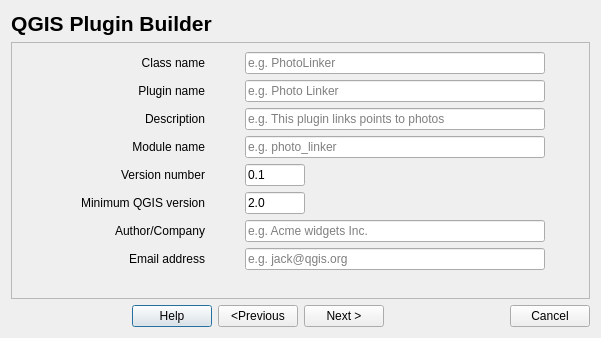
The window that plugin_builder_dialog_base.ui (g-sherman/Qgis-Plugin-Builder) describes before a commit, drawn with Qt 5.
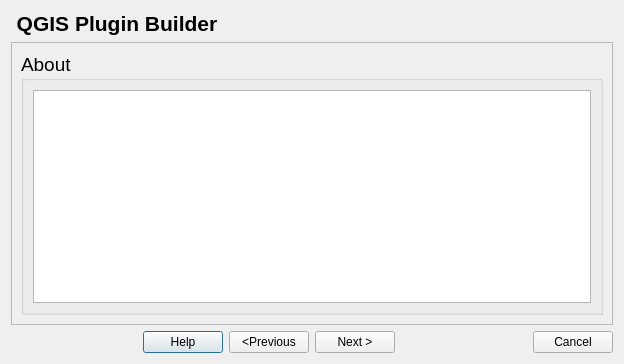
The same window after the commit. The open tabs and pages were chosen to show the change.

Commit message: Add page to the plugin wizard to collect 'about' information for metadata.txt

```diff
--- a/plugin_builder_dialog_base.ui
+++ b/plugin_builder_dialog_base.ui
@@ -6,8 +6,8 @@
    <rect>
     <x>0</x>
     <y>0</y>
-    <width>601</width>
-    <height>338</height>
+    <width>624</width>
+    <height>364</height>
    </rect>
   </property>
   <property name="windowTitle">
@@ -483,6 +483,37 @@
       <zorder>class_name</zorder>
       <zorder>verticalSpacer_2</zorder>
      </widget>
+     <widget class="QWidget" name="page">
+      <layout class="QGridLayout" name="gridLayout_7">
+       <item row="0" column="0">
+        <widget class="QGroupBox" name="groupBox">
+         <property name="font">
+          <font>
+           <pointsize>14</pointsize>
+          </font>
+         </property>
+         <property name="title">
+          <string>About</string>
+         </property>
+         <layout class="QGridLayout" name="gridLayout_6">
+          <item row="0" column="0">
+           <widget class="QPlainTextEdit" name="about">
+            <property name="toolTip">
+             <string>&lt;html&gt;&lt;head/&gt;&lt;body&gt;&lt;p&gt;Enter a long description for your plugin to provide details about its purpose.&lt;/p&gt;&lt;/body&gt;&lt;/html&gt;</string>
+            </property>
+            <property name="documentTitle">
+             <string/>
+            </property>
+            <property name="tabStopWidth">
+             <number>80</number>
+            </property>
+           </widget>
+          </item>
+         </layout>
+        </widget>
+       </item>
+      </layout>
+     </widget>
      <widget class="QWidget" name="page1">
       <layout class="QGridLayout" name="gridLayout_5">
        <item row="0" column="1">
```
The commit also changes 3 other files.
